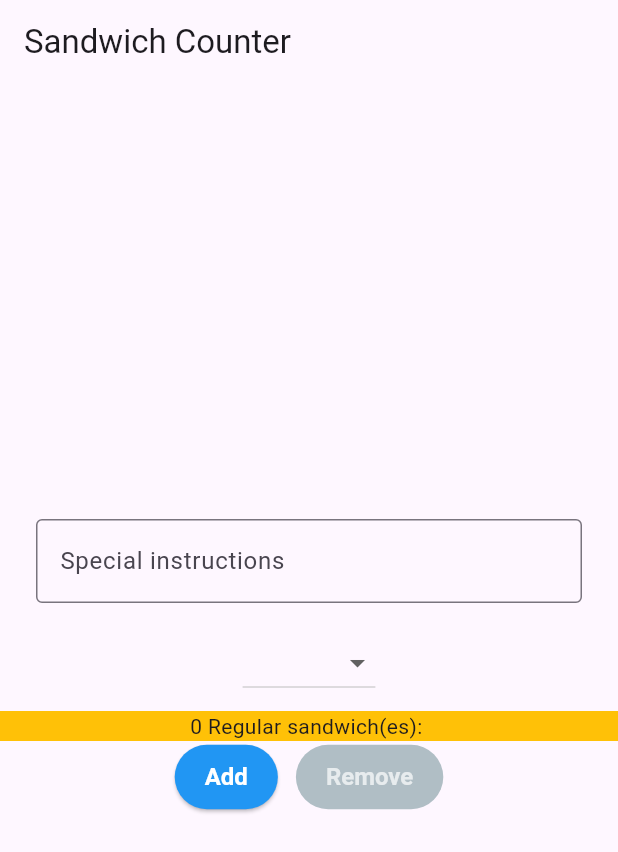
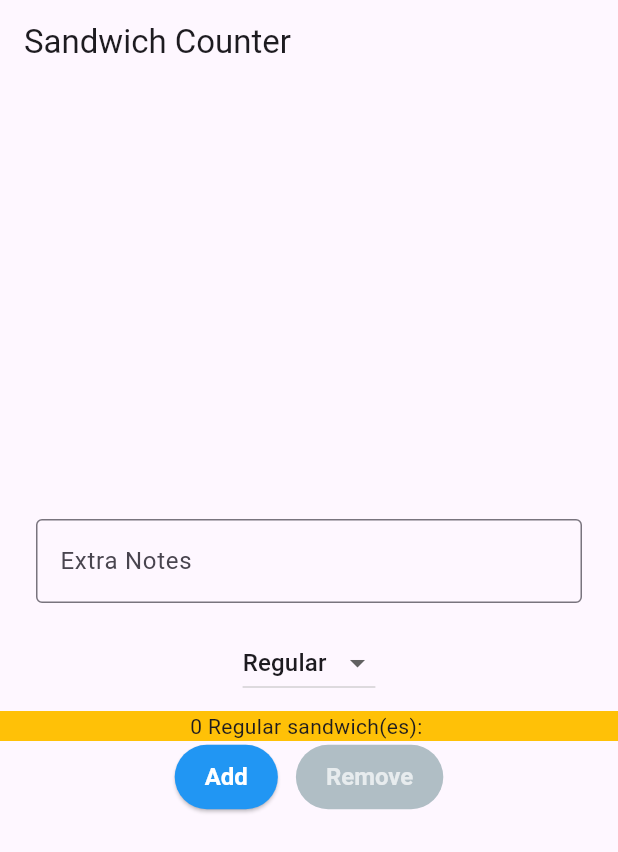
Before and after one commit to emanb592/sandwich_shop, a Flutter app: the screen it shows after launch, on a phone screen of 412 x 824 dp. Shown: the top 852 px of the screen. Run offline on Flutter 3.47's test engine with Material 3 defaults, Android fonts, the phone set to English and light mode, and no system bars.

Commit message:
Changed Special IN Instructions to Extra Notes

```diff
--- a/lib/main.dart
+++ b/lib/main.dart
@@ -30,7 +30,7 @@ class _OrderScreenState extends State<OrderScreen> {
   String _selectedSize = 'Regular';
   final TextEditingController _noteController = TextEditingController();
 
-  static const List<String> _sizes = <String>['Six-Inch', 'Footlong'];
+  static const List<String> _sizes = <String>['Six-Inch','Regular', 'Footlong'];
 
   void _increasequantity() {
     if (_quantity < widget.maxQuantity) {
@@ -64,7 +64,7 @@ class _OrderScreenState extends State<OrderScreen> {
                 controller: _noteController,
                 decoration: const InputDecoration(
                   border: OutlineInputBorder(),
-                  labelText: 'Special instructions',
+                  labelText: 'Extra Notes',
                   hintText: 'e.g., no onions, extra pickles',
                 ),
                 onChanged: (value) => setState(() => _note = value),
```
